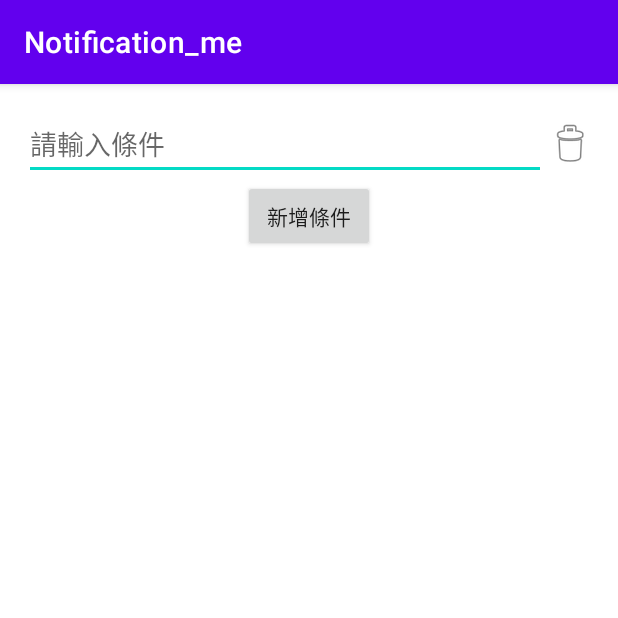
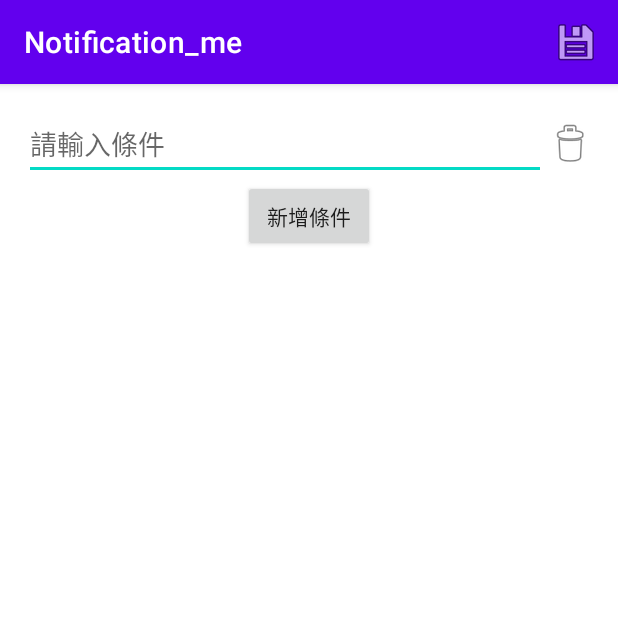
Before and after one commit to CrossLeaf/Notify_me, an Android app: the screen it shows after launch (MainActivity), after a tap on "新增條件", on a phone screen of 412 x 824 dp, the top half of it. Run offline under Robolectric (Android 15) with nearby library versions, the phone set to English and light mode, and no system bars.

Commit message:
add: 新增儲存功能

```diff
--- a/app/src/main/AndroidManifest.xml
+++ b/app/src/main/AndroidManifest.xml
@@ -11,7 +11,8 @@
         android:theme="@style/Theme.Notification_me">
         <activity
             android:name=".MainActivity"
-            android:exported="true">
+            android:exported="true"
+            android:screenOrientation="portrait">
             <intent-filter>
                 <action android:name="android.intent.action.MAIN" />
 
--- a/app/src/main/java/com/eton/notification_me/MainActivity.kt
+++ b/app/src/main/java/com/eton/notification_me/MainActivity.kt
@@ -4,16 +4,17 @@ import android.app.AlertDialog
 import android.content.Context
 import android.content.Intent
 import android.content.SharedPreferences
+import android.os.Build
 import android.os.Bundle
-import android.view.LayoutInflater
-import android.view.View
-import android.view.ViewGroup
+import android.view.*
 import android.widget.EditText
 import android.widget.ImageView
 import android.widget.Toast
+import androidx.annotation.RequiresApi
 import androidx.appcompat.app.AppCompatActivity
 import androidx.appcompat.widget.AppCompatButton
 import androidx.core.app.NotificationManagerCompat
+import androidx.core.widget.doAfterTextChanged
 import androidx.recyclerview.widget.LinearLayoutManager
 import androidx.recyclerview.widget.RecyclerView
 
@@ -59,6 +60,20 @@ open class MainActivity : AppCompatActivity() {
         }
     }
 
+    override fun onCreateOptionsMenu(menu: Menu?): Boolean {
+        menuInflater.inflate(R.menu.menu, menu)
+        return true
+    }
+
+    override fun onOptionsItemSelected(item: MenuItem): Boolean {
+        when (item.itemId) {
+            R.id.action_save -> {
+                saveCondition()
+            }
+        }
+        return super.onOptionsItemSelected(item)
+    }
+
     private fun initView() {
         val recyclerView = findViewById<RecyclerView>(R.id.recyclerViewCondition)
         recyclerView.layoutManager = LinearLayoutManager(this, LinearLayoutManager.VERTICAL, false)
@@ -80,7 +95,11 @@ open class MainActivity : AppCompatActivity() {
     /**
      * 儲存條件
      */
+    @RequiresApi(Build.VERSION_CODES.N)
     private fun saveCondition() {
+        conditionArray.removeIf {
+            it.isEmpty()
+        }
         // 保存至 Sp
         pref.edit().putStringSet(CONDITION_KEY, conditionArray.toSet()).apply()
         // 通知條件設定
@@ -109,7 +128,12 @@ open class MainActivity : AppCompatActivity() {
         }
 
         override fun onBindViewHolder(holder: ViewHolder, position: Int) {
-            holder.editText.setText(dataArray[position])
+            holder.editText.apply {
+                setText(dataArray[position])
+                doAfterTextChanged {
+                    dataArray[position] = it.toString()
+                }
+            }
             holder.imgRemove.setOnClickListener {
                 dataArray.removeAt(position)
                 notifyDataSetChanged()
@@ -119,6 +143,5 @@ open class MainActivity : AppCompatActivity() {
         override fun getItemCount(): Int {
             return dataArray.size
         }
-
     }
 }
--- /dev/null
+++ b/app/src/main/res/menu/menu.xml
@@ -0,0 +1,10 @@
+<?xml version="1.0" encoding="utf-8"?>
+<menu xmlns:android="http://schemas.android.com/apk/res/android"
+    xmlns:app="http://schemas.android.com/apk/res-auto">
+    <item
+        android:id="@+id/action_save"
+        android:title="儲存"
+        android:icon="@android:drawable/ic_menu_save"
+        app:showAsAction="ifRoom"/>
+
+</menu>
```
